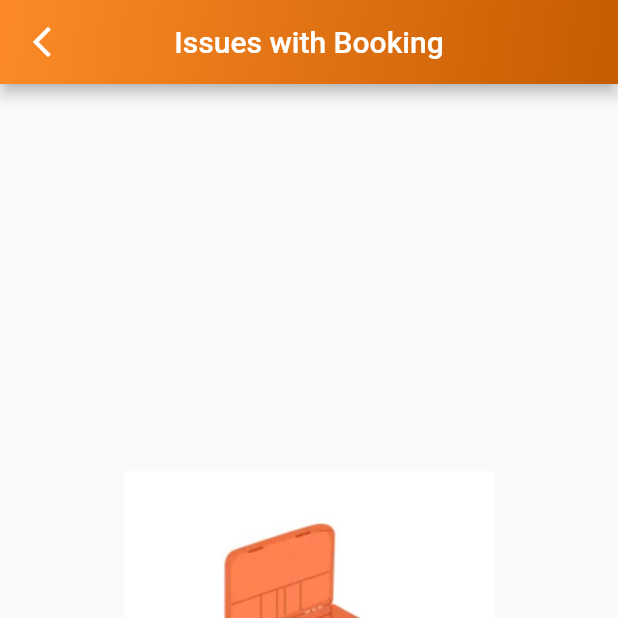
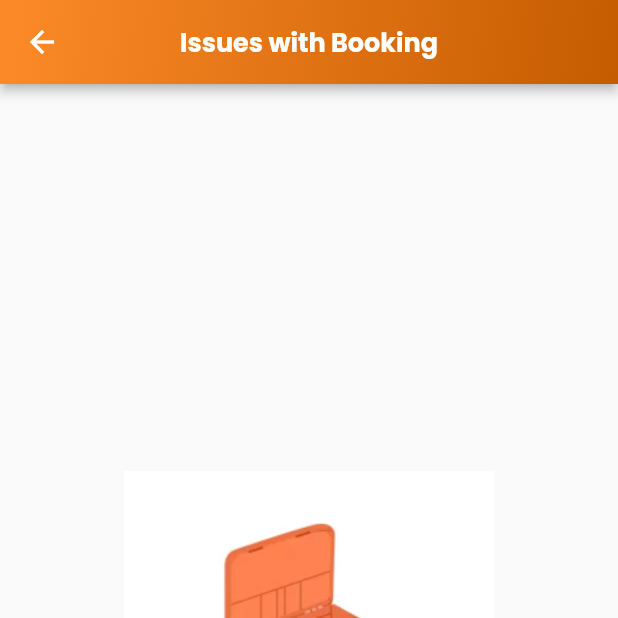
Before and after one commit to omiehsan/Air_Venture, a Flutter app: the screen it shows after launch, item 3 of the bottom bar chosen, after a tap on "Issue with Booking", on a phone screen of 412 x 824 dp, the top half of it. Run offline on Flutter 3.47's test engine with Material 2 defaults, Android fonts, the phone set to English and light mode, and no system bars; our stand-ins replace carousel_slider, cloud_firestore, firebase_auth, firebase_core, fluentui_icons, font_awesome_flutter and 5 more; accounts and stored records are empty; network calls fail.

Commit message:
re-write content

```diff
--- a/lib/src/services/recommended/recommended_widget.dart
+++ b/lib/src/services/recommended/recommended_widget.dart
@@ -133,6 +133,4 @@ class _RecommendedFlightsWidgetsState extends State<RecommendedFlightsWidgets> {
       ),
     );
   }
-
-
 }
--- a/lib/src/view/_screen/contact_us/booking_issues.dart
+++ b/lib/src/view/_screen/contact_us/booking_issues.dart
@@ -1,4 +1,5 @@
 import 'package:flutter/material.dart';
+import 'package:google_fonts/google_fonts.dart';
 import '../../../utils/constaints/styles_colors.dart';
 import '../../navigations/navigation_bar/top_bar.dart';
 import 'package:get/get.dart';
@@ -12,10 +13,21 @@ class IssuesBooking extends StatelessWidget {
 
     return Scaffold(
       extendBodyBehindAppBar: true,
-      appBar: TopBar(
-        title: 'Issues with Booking',
-        icon: Icons.account_circle,
-        onTap: () => Get.back(),
+      appBar: AppBar(
+        title: Text("Issues with Booking",
+            style: GoogleFonts.poppins(
+                fontWeight: FontWeight.bold, fontSize: 17)),
+        centerTitle: true,
+        elevation: 3,
+        flexibleSpace: Container(
+          decoration: const BoxDecoration(
+            gradient: LinearGradient(
+              begin: Alignment.topLeft,
+              end: Alignment.bottomRight,
+              colors: <Color>[Color(0xFFfc8a28), Color(0xFFc55c00)],
+            ),
+          ),
+        ),
       ),
       body: Center(
         child: SizedBox(
--- a/lib/src/view/_screen/contact_us/contact_us.dart
+++ b/lib/src/view/_screen/contact_us/contact_us.dart
@@ -1,7 +1,6 @@
 import 'package:flutter/cupertino.dart';
 import 'package:flutter/material.dart';
-import 'package:get/get.dart';
-import 'package:get/get_core/src/get_main.dart';
+import 'package:google_fonts/google_fonts.dart';
 import '../../../services/payment_card/add_card.dart';
 import 'booking_issues.dart';
 
@@ -12,7 +11,9 @@ class ContactUs extends StatelessWidget {
   Widget build(BuildContext context) {
     return Scaffold(
       appBar: AppBar(
-        title: const Text("Contact Us"),
+        title: Text("Contact Us",
+            style:
+                GoogleFonts.poppins(fontWeight: FontWeight.bold, fontSize: 17)),
         centerTitle: true,
         flexibleSpace: Container(
           decoration: const BoxDecoration(
@@ -32,16 +33,19 @@ class ContactUs extends StatelessWidget {
             const Padding(
               padding: EdgeInsets.all(15),
             ),
-            const ListTile(
+            ListTile(
               leading: CircleAvatar(
                 radius: 17,
                 backgroundColor: Colors.deepOrange,
                 child: Icon(Icons.warning, size: 20, color: Colors.white70),
               ),
-              title: Text("Please note:"),
+              title: Text("Please note:",
+                  style: GoogleFonts.poppins(
+                      fontWeight: FontWeight.bold, fontSize: 13)),
               subtitle: Text(
-                "airVenture representatives will never ask for any personal data like credit/debit card number, CVV, OTP, card details, userIDs, passwords, etc.Bewareof any one who is claiming to be associate with airVenture. Acting on any requests may make victim of fraud, potentially leading to the loss of valuable information or money.",
-              ),
+                  "airVenture representatives will never ask for any personal data like credit/debit card number, CVV, OTP, card details, userIDs, passwords,etc.Beware of any one who is claiming to be associate with airVenture. Acting on any requests may make victim of fraud, potentially leading to the loss of valuable information or money.",
+                  style: GoogleFonts.poppins(
+                      fontWeight: FontWeight.normal, fontSize: 14)),
               tileColor: Colors.white,
             ),
             const SizedBox(
@@ -61,7 +65,9 @@ class ContactUs extends StatelessWidget {
                 ),
               ),
               title: const Text("Issue with Booking"),
-              subtitle: const Text("Facing issue with an existing booking"),
+              subtitle: Text("Facing issue with an existing booking",
+                  style: GoogleFonts.poppins(
+                      fontWeight: FontWeight.normal, fontSize: 14)),
               trailing: const Icon(Icons.chevron_right),
               tileColor: Colors.white,
               onTap: () {
@@ -87,7 +93,9 @@ class ContactUs extends StatelessWidget {
                 ),
               ),
               title: const Text("Account Settings"),
-              subtitle: const Text("Update email,phone no. or password"),
+              subtitle: Text("Update email,phone no. or password",
+                  style: GoogleFonts.poppins(
+                      fontWeight: FontWeight.normal, fontSize: 14)),
               trailing: const Icon(Icons.chevron_right),
               tileColor: Colors.white,
               onTap: () {},
@@ -106,8 +114,9 @@ class ContactUs extends StatelessWidget {
                 ),
               ),
               title: const Text("airVenture Tokens"),
-              subtitle:
-                  const Text("View our money transaction details and rules"),
+              subtitle: Text("View our money transaction details and rules",
+                  style: GoogleFonts.poppins(
+                      fontWeight: FontWeight.normal, fontSize: 14)),
               trailing: const Icon(Icons.chevron_right),
               tileColor: Colors.white,
               onTap: () {},
@@ -126,8 +135,9 @@ class ContactUs extends StatelessWidget {
                 ),
               ),
               title: const Text("Pre-Booking Queries"),
-              subtitle:
-                  const Text("Facing issues while booking? Not able to book?"),
+              subtitle: Text("Facing issues while booking? Not able to book?",
+                  style: GoogleFonts.poppins(
+                      fontWeight: FontWeight.normal, fontSize: 14)),
               trailing: const Icon(Icons.chevron_right),
               tileColor: Colors.white,
               onTap: () {},
@@ -146,7 +156,9 @@ class ContactUs extends StatelessWidget {
                 ),
               ),
               title: const Text("COVID-19"),
-              subtitle: const Text("Facing issues due to virus"),
+              subtitle: Text("Facing issues due to virus",
+                  style: GoogleFonts.poppins(
+                      fontWeight: FontWeight.normal, fontSize: 14)),
               trailing: const Icon(Icons.chevron_right),
               tileColor: Colors.white,
               onTap: () {},
@@ -165,7 +177,9 @@ class ContactUs extends StatelessWidget {
                 ),
               ),
               title: const Text("airVenture assured"),
-              subtitle: const Text("Get free cancellation benefits"),
+              subtitle: Text("Get free cancellation benefits",
+                  style: GoogleFonts.poppins(
+                      fontWeight: FontWeight.normal, fontSize: 14)),
               trailing: const Icon(Icons.chevron_right),
               tileColor: Colors.white,
               onTap: () {},
@@ -184,7 +198,9 @@ class ContactUs extends StatelessWidget {
                 ),
               ),
               title: const Text("Manage Payment Methods"),
-              subtitle: const Text("Delete saved card or link/delink wallet"),
+              subtitle: Text("Delete saved card or link/delink wallet",
+                  style: GoogleFonts.poppins(
+                      fontWeight: FontWeight.normal, fontSize: 14)),
               trailing: const Icon(Icons.chevron_right),
               tileColor: Colors.white,
               onTap: () {
--- a/lib/src/view/_screen/customer/customer_services.dart
+++ b/lib/src/view/_screen/customer/customer_services.dart
@@ -1,4 +1,5 @@
 import 'package:flutter/material.dart';
+import 'package:google_fonts/google_fonts.dart';
 import '../contact_us/booking_issues.dart';
 import 'package:get/get.dart';
 
@@ -11,7 +12,10 @@ class CustomerServices extends StatelessWidget {
       appBar: AppBar(
         leading:  IconButton( onPressed: () => Get.back(),
          icon: Icon(Icons.arrow_back_rounded)),
-        title: const Text("Customer Services"),
+        title:  Text("Customer Services",
+            style: GoogleFonts.poppins(
+                fontWeight: FontWeight.bold, fontSize: 17)),
+        centerTitle: true,
         flexibleSpace: Container(
           decoration: const BoxDecoration(
             gradient: LinearGradient(
--- a/lib/src/view/navigations/navigation_bar/notifications.dart
+++ b/lib/src/view/navigations/navigation_bar/notifications.dart
@@ -1,4 +1,5 @@
 import 'package:flutter/material.dart';
+import 'package:google_fonts/google_fonts.dart';
 
 class NotificationScreen extends StatefulWidget {
   const NotificationScreen({super.key});
@@ -49,7 +50,10 @@ class _NotificationScreenState extends State<NotificationScreen> {
   Widget build(BuildContext context) {
     return Scaffold(
       appBar: AppBar(
-        title: const Text("Notifications"),
+        title: Text("Notifications",
+            style: GoogleFonts.poppins(
+                fontWeight: FontWeight.bold, fontSize: 17)),
+        centerTitle: true,
 
         actions: [
           IconButton(
--- a/lib/src/view/navigations/search_bar/search_boxs.dart
+++ b/lib/src/view/navigations/search_bar/search_boxs.dart
@@ -9,7 +9,7 @@ class SearchBoxs extends StatelessWidget {
   @override
   Widget build(BuildContext context) {
     return Container(
-      color: Colors.brown.shade100,
+      color: Colors.brown.shade50,
       padding: const EdgeInsets.symmetric(horizontal: 5, vertical: 10),
       child: ListView(
         shrinkWrap: true,
@@ -35,7 +35,8 @@ class SearchBoxs extends StatelessWidget {
                   hintStyle: const TextStyle(
                     color: Colors.white,
                   ),
-                  contentPadding: EdgeInsets.symmetric(horizontal: 10, vertical: 10),
+                  contentPadding:
+                      EdgeInsets.symmetric(horizontal: 10, vertical: 10),
                 ),
               ),
             ),
@@ -60,12 +61,12 @@ class SearchBoxs extends StatelessWidget {
                   hintStyle: TextStyle(
                     color: Colors.white,
                   ),
-                  contentPadding: EdgeInsets.symmetric(horizontal: 10, vertical: 10),
+                  contentPadding:
+                      EdgeInsets.symmetric(horizontal: 10, vertical: 10),
                 ),
               ),
             ),
           ),
-
           Center(
             child: Container(
               width: MediaQuery.of(context).size.width * 0.9,
@@ -79,9 +80,9 @@ class SearchBoxs extends StatelessWidget {
               child: ElevatedButton(
                 onPressed: () async {
                   await controller.onSearchPressed();
-                  // Once the search is completed, navigate to the Flight_Result page.
                   if (controller.searchResults.isNotEmpty) {
-                    Get.to(() => Flight_Result(searchResults: controller.searchResults));
+                    Get.to(() =>
+                        Flight_Result(searchResults: controller.searchResults));
                   }
                 },
                 style: ElevatedButton.styleFrom(
```
Also changed, not shown: lib/src/services/payment_card/add_card.dart (+28 -12 lines), lib/src/view/_screen/flight/flight_result.dart (+21 -23 lines), lib/src/view/flights/destination_details.dart (+14 -11 lines).
